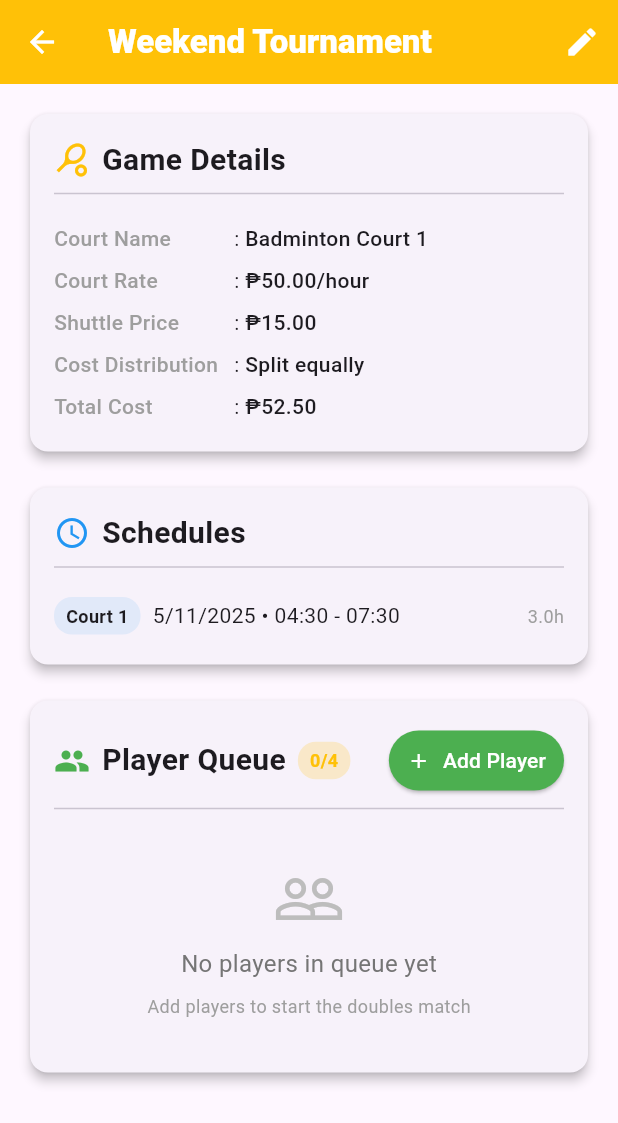
After one commit to siddigamon/badminton_player_system, a Flutter app: the ViewGameScreen screen opened directly with sample values from the repository, on a phone screen of 412 x 824 dp. The commit adds this screen. Shown: the top 1123 px of the screen. Run offline on Flutter 3.47's test engine with Material 3 defaults, Android fonts, the light colour scheme and no system bars.

Commit message:
feat: Add ViewGameScreen for detailed game management; update AllGamesScreen to navigate to it and pass available players

```diff
--- a/lib/all_games_screen.dart
+++ b/lib/all_games_screen.dart
@@ -1,3 +1,5 @@
+import 'package:badminton_player_system/model/player_items.dart';
+import 'package:badminton_player_system/view_game_screen.dart';
 import 'package:flutter/material.dart';
 import 'package:badminton_player_system/model/game_item.dart';
 
@@ -5,12 +7,14 @@ class AllGamesScreen extends StatefulWidget {
   final List<GameItem> games;
   final Function(GameItem) onGameDeleted;
   final VoidCallback onNavigateToAddGame;
+  final List<PlayerItem> availablePlayers;
 
   const AllGamesScreen({
     super.key,
     required this.games,
     required this.onGameDeleted,
     required this.onNavigateToAddGame,
+    required this.availablePlayers,
   });
 
   @override
@@ -218,11 +222,20 @@ class _AllGamesScreenState extends State<AllGamesScreen> {
                         },
                         child: GestureDetector(
                           onTap: () {
-                            // TODO: Navigate to View Game screen (future requirement)
-                            ScaffoldMessenger.of(context).showSnackBar(
-                              SnackBar(
-                                content: Text('Tapped on ${game.displayTitle}'),
-                                duration: const Duration(seconds: 1),
+                            Navigator.push(
+                              context,
+                              MaterialPageRoute(
+                                builder: (context) => ViewGameScreen(
+                                  game: game,
+                                  availablePlayers: widget.availablePlayers, // This needs to be passed from AllGamesScreen
+                                  onGameUpdated: (updatedGame) {
+                                    widget.onGameDeleted(game); // Remove old version
+                                    // Add updated version - this will be handled by the parent
+                                    setState(() {
+                                      // Refresh the UI
+                                    });
+                                  },
+                                ),
                               ),
                             );
                           },
--- a/lib/model/game_item.dart
+++ b/lib/model/game_item.dart
@@ -1,3 +1,5 @@
+import 'package:badminton_player_system/model/player_items.dart';
+
 class GameItem {
   final String id;
   final String gameTitle;
@@ -8,6 +10,7 @@ class GameItem {
   final bool divideCourtEqually;
   final DateTime createdDate;
   final int numberOfPlayers;
+  final List<PlayerItem>? queuedPlayers;
 
   GameItem({
     required this.id,
@@ -19,6 +22,7 @@ class GameItem {
     required this.divideCourtEqually,
     required this.createdDate,
     this.numberOfPlayers = 0,
+    this.queuedPlayers,
   });
 
   // Calculate total cost
--- a/lib/players.dart
+++ b/lib/players.dart
@@ -341,8 +341,9 @@ class _PlayersState extends State<Players> {
       games: GameData.gameItems,
       onGameDeleted: _deleteGameItem,
       onNavigateToAddGame: _navigateToAddGame,
+      availablePlayers: playerItems,
     ),     // Index 2 - All Games screen
-      UserSettingsScreen(), // Index 3 - Settings screen
+      const UserSettingsScreen(), // Index 3 - Settings screen
     ];
 
     return Scaffold(
--- /dev/null
+++ b/lib/view_game_screen.dart
@@ -0,0 +1,474 @@
+import 'package:flutter/material.dart';
+import 'package:badminton_player_system/model/game_item.dart';
+import 'package:badminton_player_system/model/player_items.dart';
+import 'package:badminton_player_system/data/game_data.dart';
+
+class ViewGameScreen extends StatefulWidget {
+  final GameItem game;
+  final List<PlayerItem> availablePlayers;
+  final Function(GameItem) onGameUpdated;
+
+  const ViewGameScreen({
+    super.key,
+    required this.game,
+    required this.availablePlayers,
+    required this.onGameUpdated,
+  });
+
+  @override
+  State<ViewGameScreen> createState() => _ViewGameScreenState();
+}
+
+class _ViewGameScreenState extends State<ViewGameScreen> {
+  late GameItem _game;
+  List<PlayerItem> _queuedPlayers = [];
+
+  @override
+  void initState() {
+    super.initState();
+    _game = widget.game;
+    // Initialize with existing queued players if any
+    _queuedPlayers = List.from(_game.queuedPlayers ?? []);
+  }
+
+  // Add player to queue
+  void _addPlayerToQueue(PlayerItem player) {
+    if (_queuedPlayers.length >= 4) {
+      ScaffoldMessenger.of(context).showSnackBar(
+        const SnackBar(
+          content: Text('Maximum 4 players allowed for doubles match'),
+          backgroundColor: Colors.orange,
+        ),
+      );
+      return;
+    }
+
+    if (_queuedPlayers.any((p) => p.fullName == player.fullName)) {
+      ScaffoldMessenger.of(context).showSnackBar(
+        const SnackBar(
+          content: Text('Player is already in the queue'),
+          backgroundColor: Colors.orange,
+        ),
+      );
+      return;
+    }
+
+    setState(() {
+      _queuedPlayers.add(player);
+      _updateGameWithQueue();
+    });
+
+    ScaffoldMessenger.of(context).showSnackBar(
+      SnackBar(
+        content: Text('${player.nickname} added to queue'),
+        backgroundColor: Colors.green,
+      ),
+    );
+  }
+
+  // Remove player from queue
+  void _removePlayerFromQueue(PlayerItem player) {
+    setState(() {
+      _queuedPlayers.removeWhere((p) => p.fullName == player.fullName);
+      _updateGameWithQueue();
+    });
+
+    ScaffoldMessenger.of(context).showSnackBar(
+      SnackBar(
+        content: Text('${player.nickname} removed from queue'),
+        backgroundColor: Colors.red,
+      ),
+    );
+  }
+
+  // Update game with current queue
+  void _updateGameWithQueue() {
+    _game = GameItem(
+      id: _game.id,
+      gameTitle: _game.gameTitle,
+      courtName: _game.courtName,
+      schedules: _game.schedules,
+      courtRate: _game.courtRate,
+      shuttleCockPrice: _game.shuttleCockPrice,
+      divideCourtEqually: _game.divideCourtEqually,
+      createdDate: _game.createdDate,
+      numberOfPlayers: _queuedPlayers.length,
+      queuedPlayers: _queuedPlayers,
+    );
+
+    // Update in GameData
+    GameData.updateGame(_game);
+    widget.onGameUpdated(_game);
+  }
+
+  // Format date for display
+  String _formatDate(DateTime date) {
+    return '${date.day}/${date.month}/${date.year}';
+  }
+
+  // Format time for display
+  String _formatTime(DateTime time) {
+    return '${time.hour.toString().padLeft(2, '0')}:${time.minute.toString().padLeft(2, '0')}';
+  }
+
+  // Show add player dialog
+  void _showAddPlayerDialog() {
+    final availableToAdd = widget.availablePlayers
+        .where((player) => !_queuedPlayers.any((qp) => qp.fullName == player.fullName))
+        .toList();
+
+    if (availableToAdd.isEmpty) {
+      ScaffoldMessenger.of(context).showSnackBar(
+        const SnackBar(
+          content: Text('No more players available to add'),
+          backgroundColor: Colors.grey,
+        ),
+      );
+      return;
+    }
+
+    showDialog(
+      context: context,
+      builder: (ctx) => AlertDialog(
+        title: const Text('Add Player to Queue'),
+        content: SizedBox(
+          width: double.maxFinite,
+          height: 300,
+          child: ListView.builder(
+            itemCount: availableToAdd.length,
+            itemBuilder: (context, index) {
+              final player = availableToAdd[index];
+              return ListTile(
+                leading: CircleAvatar(
+                  backgroundColor: Colors.amber,
+                  child: Text(
+                    player.fullName.isNotEmpty ? player.fullName[0].toUpperCase() : '?',
+                    style: const TextStyle(color: Colors.white, fontWeight: FontWeight.bold),
+                  ),
+                ),
+                title: Text(player.fullName),
+                subtitle: Text('${player.nickname} • ${player.level.name}'), // Use nickname and level enum
+                onTap: () {
+                  Navigator.of(ctx).pop();
+                  _addPlayerToQueue(player);
+                },
+              );
+            },
+          ),
+        ),
+        actions: [
+          TextButton(
+            onPressed: () => Navigator.of(ctx).pop(),
+            child: const Text('Cancel'),
+          ),
+        ],
+      ),
+    );
+  }
+
+  @override
+  Widget build(BuildContext context) {
+    return Scaffold(
+      appBar: AppBar(
+        title: Text(
+          _game.displayTitle,
+          style: const TextStyle(color: Colors.white, fontWeight: FontWeight.w800),
+        ),
+        backgroundColor: Colors.amber,
+        iconTheme: const IconThemeData(color: Colors.white),
+        actions: [
+          IconButton(
+            icon: const Icon(Icons.edit, color: Colors.white),
+            onPressed: () {
+              // TODO: Navigate to Edit Game screen (future enhancement)
+              ScaffoldMessenger.of(context).showSnackBar(
+                const SnackBar(
+                  content: Text('Edit game feature coming soon'),
+                  duration: Duration(seconds: 2),
+                ),
+              );
+            },
+            tooltip: 'Edit Game',
+          ),
+        ],
+      ),
+      body: SingleChildScrollView(
+        padding: const EdgeInsets.all(16.0),
+        child: Column(
+          crossAxisAlignment: CrossAxisAlignment.start,
+          children: [
+            // Game Details Card
+            Card(
+              elevation: 3,
+              child: Padding(
+                padding: const EdgeInsets.all(16.0),
+                child: Column(
+                  crossAxisAlignment: CrossAxisAlignment.start,
+                  children: [
+                    Row(
+                      children: [
+                        const Icon(Icons.sports_tennis, color: Colors.amber, size: 24),
+                        const SizedBox(width: 8),
+                        const Text(
+                          'Game Details',
+                          style: TextStyle(fontSize: 20, fontWeight: FontWeight.bold),
+                        ),
+                      ],
+                    ),
+                    const Divider(),
+                    const SizedBox(height: 8),
+
+                    _buildDetailRow('Court Name', _game.courtName),
+                    _buildDetailRow('Court Rate', '₱${_game.courtRate.toStringAsFixed(2)}/hour'),
+                    _buildDetailRow('Shuttle Price', '₱${_game.shuttleCockPrice.toStringAsFixed(2)}'),
+                    _buildDetailRow('Cost Distribution',
+                        _game.divideCourtEqually ? 'Split equally' : 'Individual payment'),
+                    _buildDetailRow('Total Cost', '₱${_game.totalCost.toStringAsFixed(2)}'),
+                  ],
+                ),
+              ),
+            ),
+            const SizedBox(height: 16),
+
+            // Schedules Card
+            Card(
+              elevation: 3,
+              child: Padding(
+                padding: const EdgeInsets.all(16.0),
+                child: Column(
+                  crossAxisAlignment: CrossAxisAlignment.start,
+                  children: [
+                    Row(
+                      children: [
+                        const Icon(Icons.schedule, color: Colors.blue, size: 24),
+                        const SizedBox(width: 8),
+                        const Text(
+                          'Schedules',
+                          style: TextStyle(fontSize: 20, fontWeight: FontWeight.bold),
+                        ),
+                      ],
+                    ),
+                    const Divider(),
+                    const SizedBox(height: 8),
+
+                    if (_game.schedules.isEmpty)
+                      const Text('No schedules added', style: TextStyle(color: Colors.grey))
+                    else
+                      ..._game.schedules.map((schedule) => Padding(
+                        padding: const EdgeInsets.symmetric(vertical: 4.0),
+                        child: Row(
+                          children: [
+                            Container(
+                              padding: const EdgeInsets.symmetric(horizontal: 8, vertical: 4),
+                              decoration: BoxDecoration(
+                                color: Colors.blue.withOpacity(0.1),
+                                borderRadius: BorderRadius.circular(12),
+                              ),
+                              child: Text(
+                                'Court ${schedule.courtNumber}',
+                                style: const TextStyle(fontSize: 12, fontWeight: FontWeight.bold),
+                              ),
+                            ),
+                            const SizedBox(width: 8),
+                            Expanded(
+                              child: Text(
+                                '${_formatDate(schedule.startTime)} • ${_formatTime(schedule.startTime)} - ${_formatTime(schedule.endTime)}',
+                                style: const TextStyle(fontSize: 14),
+                              ),
+                            ),
+                            Text(
+                              '${schedule.durationInHours.toStringAsFixed(1)}h',
+                              style: const TextStyle(fontSize: 12, color: Colors.grey),
+                            ),
+                          ],
+                        ),
+                      )).toList(),
+                  ],
+                ),
+              ),
+            ),
+            const SizedBox(height: 16),
+
+            // Player Queue Card
+            Card(
+              elevation: 3,
+              child: Padding(
+                padding: const EdgeInsets.all(16.0),
+                child: Column(
+                  crossAxisAlignment: CrossAxisAlignment.start,
+                  children: [
+                    Row(
+                      mainAxisAlignment: MainAxisAlignment.spaceBetween,
+                      children: [
+                        Row(
+                          children: [
+                            const Icon(Icons.people, color: Colors.green, size: 24),
+                            const SizedBox(width: 8),
+                            const Text(
+                              'Player Queue',
+                              style: TextStyle(fontSize: 20, fontWeight: FontWeight.bold),
+                            ),
+                            const SizedBox(width: 8),
+                            Container(
+                              padding: const EdgeInsets.symmetric(horizontal: 8, vertical: 4),
+                              decoration: BoxDecoration(
+                                color: _queuedPlayers.length == 4
+                                    ? Colors.green.withOpacity(0.2)
+                                    : Colors.amber.withOpacity(0.2),
+                                borderRadius: BorderRadius.circular(12),
+                              ),
+                              child: Text(
+                                '${_queuedPlayers.length}/4',
+                                style: TextStyle(
+                                  fontSize: 12,
+                                  fontWeight: FontWeight.bold,
+                                  color: _queuedPlayers.length == 4 ? Colors.green : Colors.amber,
+                                ),
+                              ),
+                            ),
+                          ],
+                        ),
+                        if (_queuedPlayers.length < 4)
+                          ElevatedButton.icon(
+                            style: ElevatedButton.styleFrom(
+                              backgroundColor: Colors.green,
+                              foregroundColor: Colors.white,
+                              padding: const EdgeInsets.symmetric(horizontal: 12, vertical: 8),
+                            ),
+                            onPressed: _showAddPlayerDialog,
+                            icon: const Icon(Icons.add, size: 16),
+                            label: const Text('Add Player'),
+                          ),
+                      ],
+                    ),
+                    const Divider(),
+                    const SizedBox(height: 8),
+
+                    if (_queuedPlayers.isEmpty)
+                      Center(
+                        child: Column(
+                          children: [
+                            const SizedBox(height: 20),
+                            Icon(Icons.people_outline, size: 48, color: Colors.grey[400]),
+                            const SizedBox(height: 8),
+                            Text(
+                              'No players in queue yet',
+                              style: TextStyle(color: Colors.grey[600], fontSize: 16),
+                            ),
+                            const SizedBox(height: 8),
+                            Text(
+                              'Add players to start the doubles match',
+                              style: TextStyle(color: Colors.grey[500], fontSize: 12),
+                            ),
+                            const SizedBox(height: 20),
+                          ],
+                        ),
+                      )
+                    else
+                      Column(
+                        children: _queuedPlayers.asMap().entries.map((entry) {
+                          final index = entry.key;
+                          final player = entry.value;
+                          return Padding(
+                            padding: const EdgeInsets.symmetric(vertical: 4.0),
+                            child: Card(
+                              color: Colors.green.withOpacity(0.05),
+                              child: ListTile(
+                                leading: CircleAvatar(
+                                  backgroundColor: Colors.green,
+                                  child: Text(
+                                    '${index + 1}',
+                                    style: const TextStyle(
+                                      color: Colors.white,
+                                      fontWeight: FontWeight.bold,
+                                    ),
+                                  ),
+                                ),
+                                title: Text(
+                                  player.fullName,
+                                  style: const TextStyle(fontWeight: FontWeight.bold),
+                                ),
+                                subtitle: Text('${player.nickname} • ${player.level.name}'),
+                                trailing: IconButton(
+                                  icon: const Icon(Icons.remove_circle, color: Colors.red),
+                                  onPressed: () => _removePlayerFromQueue(player),
+                                  tooltip: 'Remove from queue',
+                                ),
+                              ),
+                            ),
+                          );
+                        }).toList(),
+                      ),
+
+                    if (_queuedPlayers.length == 4) ...[
+                      const SizedBox(height: 16),
+                      Container(
+                        width: double.infinity,
+                        padding: const EdgeInsets.all(12),
+                        decoration: BoxDecoration(
+                          color: Colors.green.withOpacity(0.1),
+                          borderRadius: BorderRadius.circular(8),
+                          border: Border.all(color: Colors.green.withOpacity(0.3)),
+                        ),
+                        child: Column(
+                          children: [
+                            const Icon(Icons.check_circle, color: Colors.green, size: 32),
+                            const SizedBox(height: 8),
+                            const Text(
+                              'Queue Full - Ready to Play!',
+                              style: TextStyle(
+                                fontSize: 16,
+                                fontWeight: FontWeight.bold,
+                                color: Colors.green,
+                              ),
+                            ),
+                            const SizedBox(height: 4),
+                            Text(
+                              'Doubles match ready with 4 players',
+                              style: TextStyle(
+                                fontSize: 12,
+                                color: Colors.green[700],
+                              ),
+                            ),
+                          ],
+                        ),
+                      ),
+                    ],
+                  ],
+                ),
+              ),
+            ),
+          ],
+        ),
+      ),
+    );
+  }
+
+  Widget _buildDetailRow(String label, String value) {
+    return Padding(
+      padding: const EdgeInsets.symmetric(vertical: 4.0),
+      child: Row(
+        crossAxisAlignment: CrossAxisAlignment.start,
+        children: [
+          SizedBox(
+            width: 120,
+            child: Text(
+              label,
+              style: const TextStyle(
+                fontWeight: FontWeight.w500,
+                color: Colors.grey,
+              ),
+            ),
+          ),
+          const Text(': '),
+          Expanded(
+            child: Text(
+              value,
+              style: const TextStyle(fontWeight: FontWeight.w500),
+            ),
+          ),
+        ],
+      ),
+    );
+  }
+}
```
